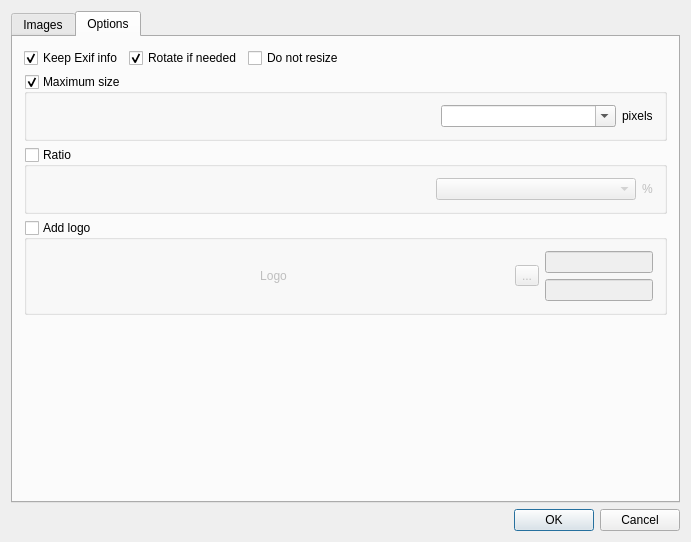
lbaudouin/Resizer, file resize.ui: the form before one commit.
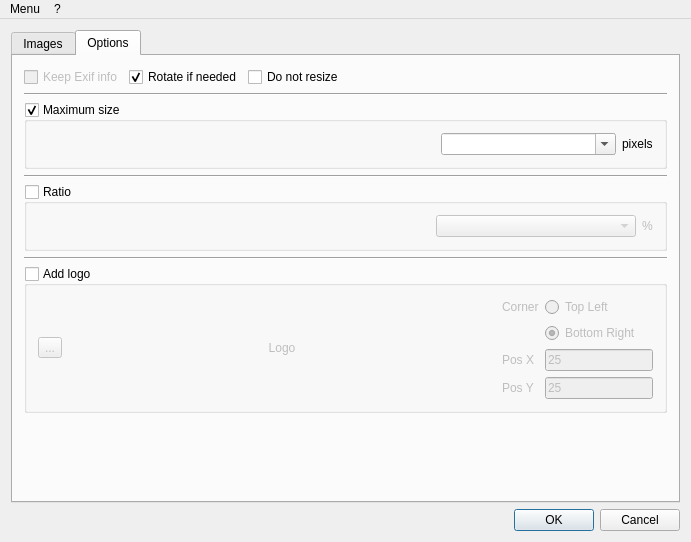
The form after the commit. The open tabs and pages were chosen to show the change. Icons and pictures are not drawn.

What changed in the file:
```diff
--- a/resize.ui
+++ b/resize.ui
@@ -90,11 +90,14 @@
          <layout class="QHBoxLayout" name="horizontalLayout_2">
           <item>
            <widget class="QCheckBox" name="checkExif">
+            <property name="enabled">
+             <bool>false</bool>
+            </property>
             <property name="text">
              <string>Keep Exif info</string>
             </property>
             <property name="checked">
-             <bool>true</bool>
+             <bool>false</bool>
             </property>
            </widget>
           </item>
@@ -130,6 +133,13 @@
           </item>
          </layout>
         </item>
+        <item>
+         <widget class="Line" name="line_3">
+          <property name="orientation">
+           <enum>Qt::Horizontal</enum>
+          </property>
+         </widget>
+        </item>
         <item>
          <widget class="QGroupBox" name="groupSize">
           <property name="title">
@@ -187,6 +197,13 @@
           </layout>
          </widget>
         </item>
+        <item>
+         <widget class="Line" name="line_2">
+          <property name="orientation">
+           <enum>Qt::Horizontal</enum>
+          </property>
+         </widget>
+        </item>
         <item>
          <widget class="QGroupBox" name="groupRatio">
           <property name="title">
@@ -238,8 +255,18 @@
           </layout>
          </widget>
         </item>
+        <item>
+         <widget class="Line" name="line">
+          <property name="orientation">
+           <enum>Qt::Horizontal</enum>
+          </property>
+         </widget>
+        </item>
         <item>
          <widget class="QGroupBox" name="groupLogo">
+          <property name="enabled">
+           <bool>true</bool>
+          </property>
           <property name="title">
            <string>Add logo</string>
           </property>
@@ -251,7 +278,14 @@
           </property>
           <layout class="QHBoxLayout" name="horizontalLayout_3">
            <item>
-            <widget class="QLabel" name="label">
+            <widget class="QToolButton" name="toolButton">
+             <property name="text">
+              <string>...</string>
+             </property>
+            </widget>
+           </item>
+           <item>
+            <widget class="QLabel" name="labelLogo">
              <property name="sizePolicy">
               <sizepolicy hsizetype="Expanding" vsizetype="Preferred">
                <horstretch>0</horstretch>
@@ -267,31 +301,95 @@
             </widget>
            </item>
            <item>
-            <widget class="QToolButton" name="toolButton">
-             <property name="text">
-              <string>...</string>
-             </property>
-            </widget>
-           </item>
-           <item>
-            <layout class="QVBoxLayout" name="verticalLayout_3">
-             <item>
-              <widget class="QLineEdit" name="lineX">
+            <layout class="QFormLayout" name="formLayout">
+             <item row="0" column="0">
+              <widget class="QLabel" name="cornerLabel">
+               <property name="text">
+                <string>Corner</string>
+               </property>
+              </widget>
+             </item>
+             <item row="0" column="1">
+              <widget class="QRadioButton" name="radioTopLeft">
                <property name="sizePolicy">
-                <sizepolicy hsizetype="Preferred" vsizetype="Fixed">
+                <sizepolicy hsizetype="Maximum" vsizetype="Fixed">
                  <horstretch>0</horstretch>
                  <verstretch>0</verstretch>
                 </sizepolicy>
                </property>
+               <property name="text">
+                <string>Top Left</string>
+               </property>
+               <property name="checked">
+                <bool>false</bool>
+               </property>
               </widget>
              </item>
-             <item>
-              <widget class="QLineEdit" name="lineY">
+             <item row="1" column="1">
+              <widget class="QRadioButton" name="radioBottomRight">
                <property name="sizePolicy">
+                <sizepolicy hsizetype="Maximum" vsizetype="Fixed">
+                 <horstretch>0</horstretch>
+                 <verstretch>0</verstretch>
+                </sizepolicy>
+               </property>
+               <property name="text">
+                <string>Bottom Right</string>
+               </property>
+               <property name="checked">
+                <bool>true</bool>
+               </property>
+              </widget>
+             </item>
+             <item row="2" column="0">
+              <widget class="QLabel" name="posXLabel">
+               <property name="text">
+                <string>Pos X</string>
+               </property>
+              </widget>
+             </item>
+             <item row="2" column="1">
+              <widget class="QLineEdit" name="posXLineEdit">
+               <property name="sizePolicy">
                 <sizepolicy hsizetype="Preferred" vsizetype="Fixed">
                  <horstretch>0</horstretch>
                  <verstretch>0</verstretch>
                 </sizepolicy>
+               </property>
+               <property name="maximumSize">
+                <size>
+                 <width>150</width>
+                 <height>16777215</height>
+                </size>
+               </property>
+               <property name="text">
+                <string notr="true">25</string>
+               </property>
+              </widget>
+             </item>
+             <item row="3" column="0">
+              <widget class="QLabel" name="posYLabel">
+               <property name="text">
+                <string>Pos Y</string>
+               </property>
+              </widget>
+             </item>
+             <item row="3" column="1">
+              <widget class="QLineEdit" name="posYLineEdit">
+               <property name="sizePolicy">
+                <sizepolicy hsizetype="Maximum" vsizetype="Fixed">
+                 <horstretch>0</horstretch>
+                 <verstretch>0</verstretch>
+                </sizepolicy>
+               </property>
+               <property name="maximumSize">
+                <size>
+                 <width>150</width>
+                 <height>16777215</height>
+                </size>
+               </property>
+               <property name="text">
+                <string notr="true">25</string>
                </property>
               </widget>
              </item>
@@ -335,6 +433,24 @@
      <height>25</height>
     </rect>
    </property>
+   <widget class="QMenu" name="menuMenu">
+    <property name="title">
+     <string>Menu</string>
+    </property>
+    <addaction name="actionAdd_files"/>
+    <addaction name="actionAdd_folder"/>
+    <addaction name="separator"/>
+    <addaction name="actionQuit"/>
+   </widget>
+   <widget class="QMenu" name="menu">
+    <property name="title">
+     <string>?</string>
+    </property>
+    <addaction name="actionHelp"/>
+    <addaction name="actionAbout"/>
+   </widget>
+   <addaction name="menuMenu"/>
+   <addaction name="menu"/>
   </widget>
  </widget>
  <layoutdefault spacing="6" margin="11"/>
```
Left out of the diff: 70 changed lines with no effect on the pictures.
